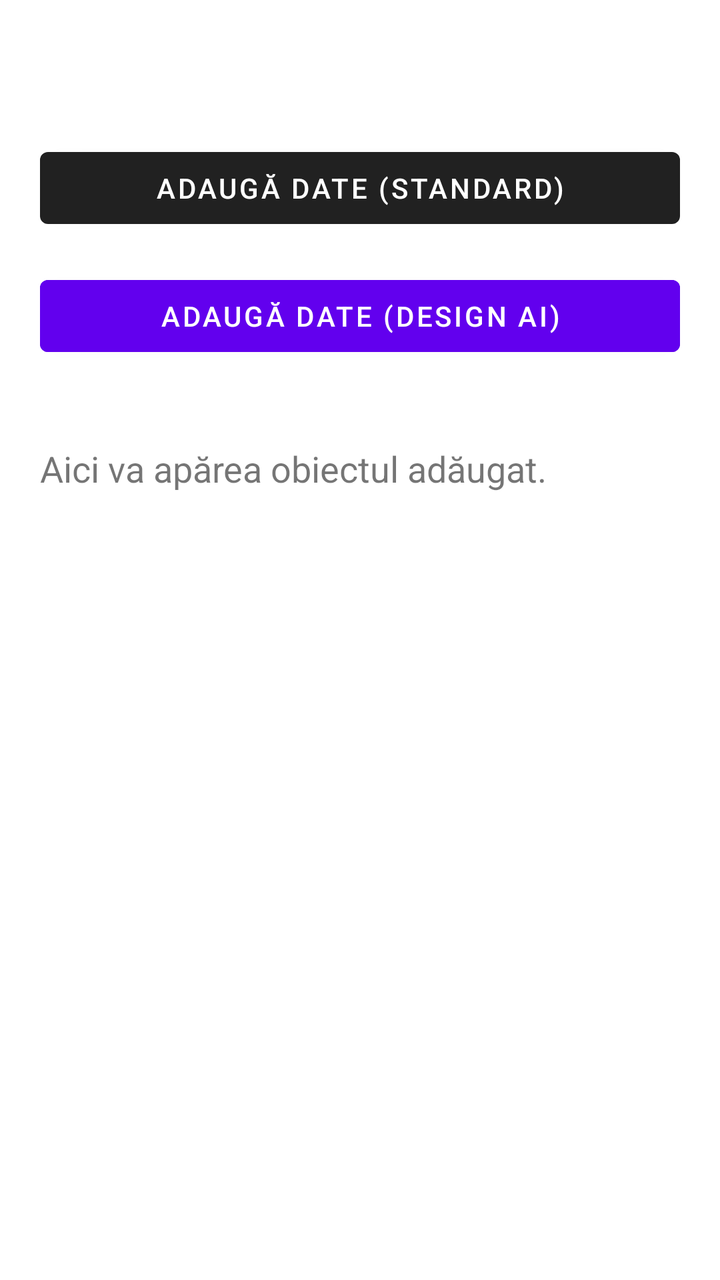
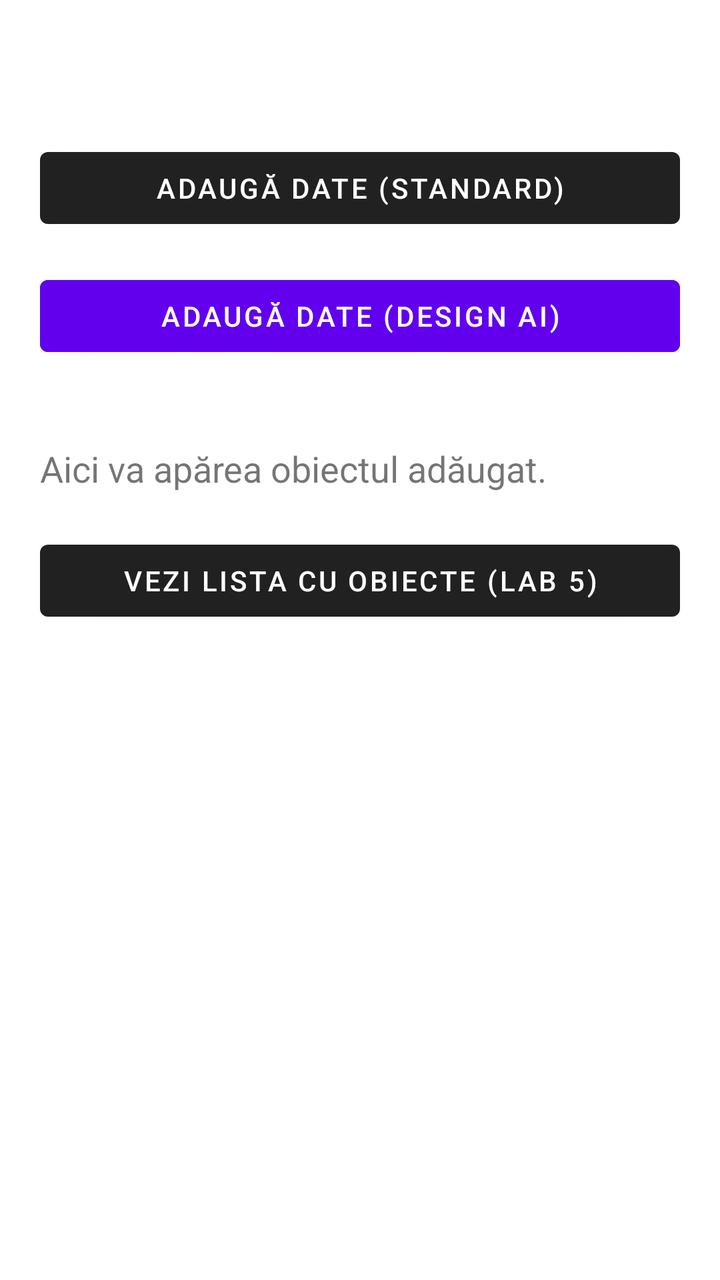

The first picture is an Android layout as it rendered before a commit; the second is the same layout after the commit. The layout source and the unified diff follow.
<!-- AndroidManifest.xml: application theme Theme.MaterialComponents.Light.DarkActionBar -->
<!-- res/layout/activity_main.xml -->
<?xml version="1.0" encoding="utf-8"?>
<androidx.constraintlayout.widget.ConstraintLayout
    xmlns:android="http://schemas.android.com/apk/res/android"
    xmlns:app="http://schemas.android.com/apk/res-auto"
    android:layout_width="match_parent"
    android:layout_height="match_parent"
    android:padding="20dp">


    <Button
        android:id="@+id/btnAdauga"
        android:layout_width="match_parent"
        android:layout_height="wrap_content"
        android:layout_marginTop="50dp"
        android:text="Adaugă Date (Standard)"
        app:layout_constraintTop_toTopOf="parent"
        app:layout_constraintStart_toStartOf="parent"
        app:layout_constraintEnd_toEndOf="parent" />


    <Button
        android:id="@+id/btnAdaugaAI"
        android:layout_width="match_parent"
        android:layout_height="wrap_content"
        android:layout_marginTop="16dp"
        android:text="Adaugă Date (Design AI)"
        android:backgroundTint="#6200EE"
        android:textColor="#FFFFFF"
        app:layout_constraintTop_toBottomOf="@id/btnAdauga"
        app:layout_constraintStart_toStartOf="parent"
        app:layout_constraintEnd_toEndOf="parent" />


    <TextView
        android:id="@+id/tvRezultat"
        android:layout_width="match_parent"
        android:layout_height="wrap_content"
        android:layout_marginTop="40dp"
        android:text="Aici va apărea obiectul adăugat."
        android:textSize="18sp"
        app:layout_constraintTop_toBottomOf="@id/btnAdaugaAI"
        app:layout_constraintStart_toStartOf="parent"
        app:layout_constraintEnd_toEndOf="parent" />

</androidx.constraintlayout.widget.ConstraintLayout>
<!-- resources referenced by this layout -->
<resources>

</resources>

<!-- the commit's change to res/layout/activity_main.xml (unified diff, before → after) -->
@@ -30,6 +30,16 @@
         app:layout_constraintStart_toStartOf="parent"
         app:layout_constraintEnd_toEndOf="parent" />
 
+    <Button
+        android:id="@+id/btnVeziLista"
+        android:layout_width="match_parent"
+        android:layout_height="wrap_content"
+        android:layout_marginTop="20dp"
+        android:text="Vezi Lista cu Obiecte (Lab 5)"
+        app:layout_constraintTop_toBottomOf="@id/tvRezultat"
+        app:layout_constraintStart_toStartOf="parent"
+        app:layout_constraintEnd_toEndOf="parent" />
+
 
     <TextView
         android:id="@+id/tvRezultat"
